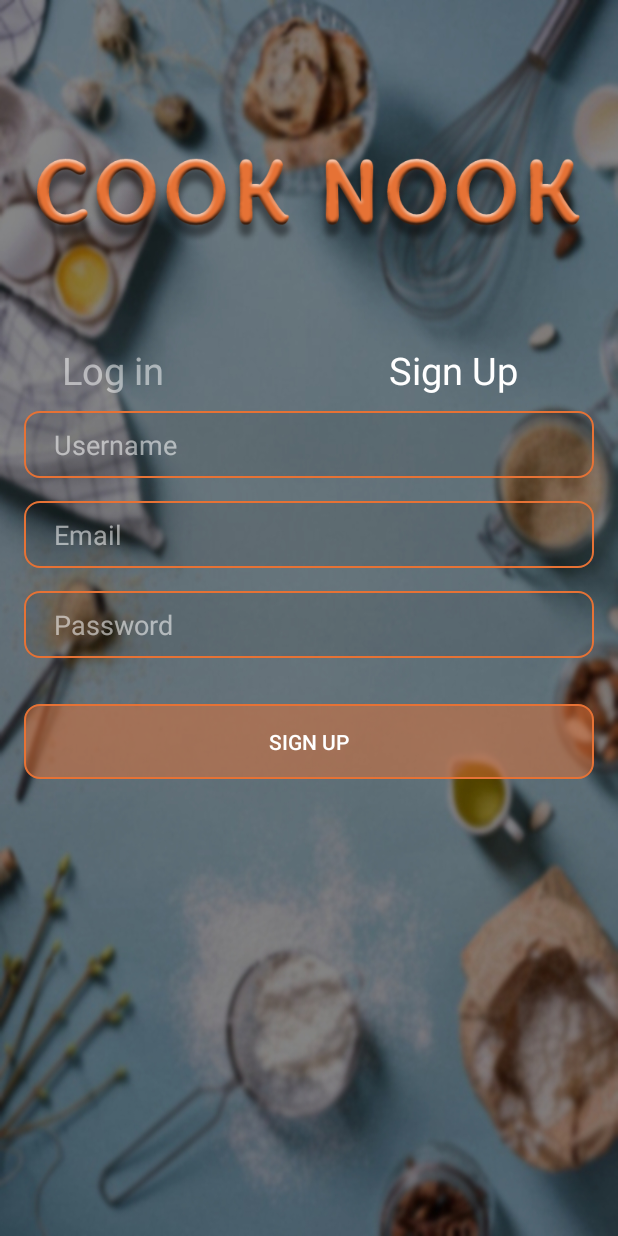
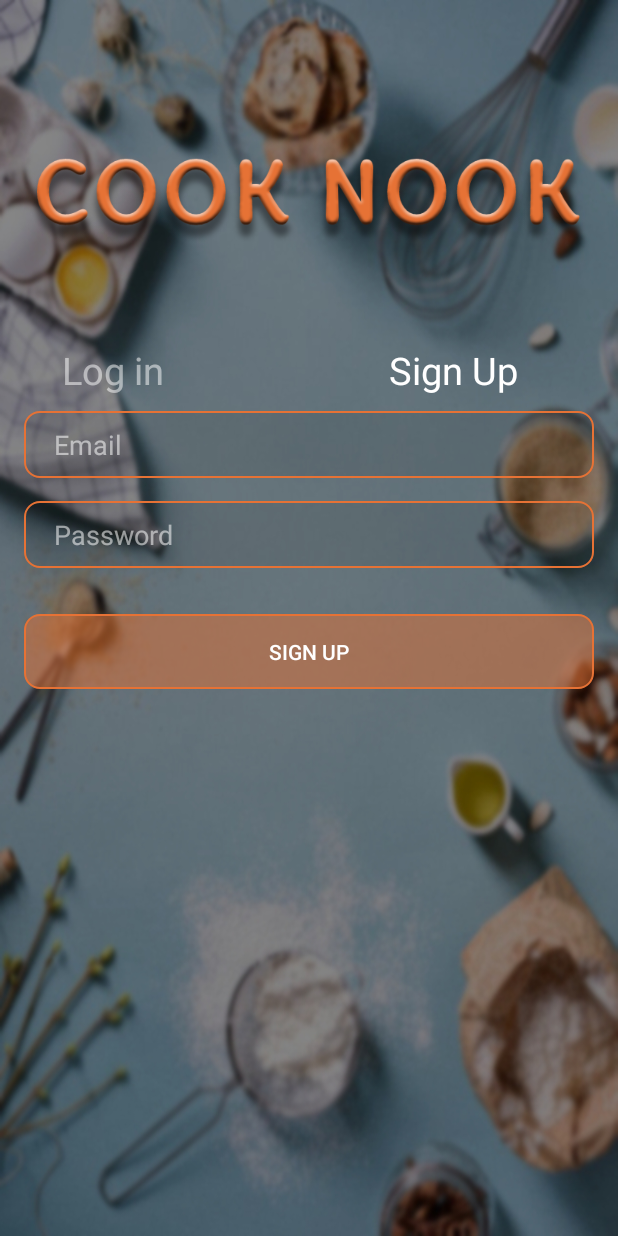
Before and after one commit to IvanaRadic/Recipes, an Android app: the SignUpActivity screen opened directly, with no data from a screen before it, on a phone screen of 412 x 824 dp. Run offline under Robolectric (Android 15) with nearby library versions, the phone set to English and light mode, and no system bars; our stand-ins replace Firebase (no records; nobody signed in at launch, a user with empty details on screens opened directly).

Commit message:
fixed some issues

```diff
--- a/app/src/main/java/com/example/recipes/SignUpActivity.kt
+++ b/app/src/main/java/com/example/recipes/SignUpActivity.kt
@@ -39,7 +39,6 @@ class SignUpActivity : AppCompatActivity() {
     }
 
     private fun validateData(){
-        username = binding.txtSignUpUsername.text.toString().trim()
         email = binding.txtSignUpEmail.text.toString().trim()
         password = binding.txtSignUpPassword.text.toString().trim()
 
--- a/app/src/main/res/layout/activity_search_recipes.xml
+++ b/app/src/main/res/layout/activity_search_recipes.xml
@@ -7,8 +7,6 @@
     android:orientation="vertical"
     tools:context=".SearchRecipesActivity"
     android:theme="@style/ActionTheme.Recipes">
-
-
 
     <androidx.recyclerview.widget.RecyclerView
         android:id="@+id/rv_recipes"
--- a/app/src/main/res/layout/activity_sign_up.xml
+++ b/app/src/main/res/layout/activity_sign_up.xml
@@ -30,46 +30,27 @@
             android:layout_height="wrap_content"
             android:text="@string/login"
             android:textColor="#83FFFFFF"
-            android:textSize="25dp"
+            android:textSize="25sp"
             android:layout_marginLeft="25dp"
             android:layout_marginRight="150dp"
             android:clickable="true"
-            />
+            android:focusable="true" />
         <TextView
             android:id="@+id/txtsignup"
             android:layout_width="match_parent"
             android:layout_height="wrap_content"
             android:text="@string/signup"
             android:textColor="@color/white"
-            android:textSize="25dp"
-
-
+            android:textSize="25sp"
             />
 
     </LinearLayout>
 
     <EditText
-        android:id="@+id/txtSignUpUsername"
-        android:layout_width="match_parent"
-        android:layout_height="wrap_content"
-        android:layout_marginBottom="15dp"
-        android:layout_marginTop="10dp"
-        android:ems="10"
-        android:hint="@string/signup_username"
-        android:inputType="textPassword"
-        android:background="@drawable/input_bg"
-        android:textColor="@color/white"
-        android:textColorHint="#8BFFFFFF"
-        android:paddingLeft="20dp"
-        android:paddingTop="10dp"
-        android:paddingBottom="10dp"
-        />
-
-
-    <EditText
         android:id="@+id/txtSignUpEmail"
         android:layout_width="match_parent"
         android:layout_height="wrap_content"
+        android:layout_marginTop="10dp"
         android:layout_marginBottom="15dp"
         android:ems="10"
         android:hint="@string/signup_email"
@@ -103,7 +84,6 @@
         android:layout_height="wrap_content"
         android:layout_marginTop="15dp"
         android:background="@drawable/button_bg"
-
         android:paddingTop="15dp"
         android:paddingBottom="15dp"
         android:text="@string/signup"
--- a/app/src/main/res/layout/add_item.xml
+++ b/app/src/main/res/layout/add_item.xml
@@ -23,7 +23,6 @@
             android:entries="@array/units"
             android:layout_width="wrap_content"
             android:layout_height="wrap_content"
-
             />
 
         <EditText
@@ -33,10 +32,5 @@
             android:ems="10"
             />
 
-
     </LinearLayout>
-
-
-
-
 </LinearLayout>
--- a/app/src/main/res/layout/delete_popup.xml
+++ b/app/src/main/res/layout/delete_popup.xml
@@ -16,10 +16,8 @@
             android:layout_width="match_parent"
             android:layout_height="wrap_content"
             android:ems="10"
-            android:hint="Recipe Name"
+            android:hint="@string/re_name"
             />
 
     </LinearLayout>
-
-
 </LinearLayout>
--- a/app/src/main/res/layout/recipe_list.xml
+++ b/app/src/main/res/layout/recipe_list.xml
@@ -25,7 +25,6 @@
             android:contentDescription="@string/recipe_img"
             android:src="@mipmap/ic_launcher_round" />
 
-
         <LinearLayout
             android:layout_width="match_parent"
             android:layout_height="match_parent"
@@ -40,13 +39,9 @@
                 android:layout_height="wrap_content"
                 android:layout_marginStart="100dp"
                 android:text="@string/txt_recipe_name"
-
                 android:textColor="@android:color/black"
                 android:textSize="20sp"
-
                 />
-
         </LinearLayout>
-
     </RelativeLayout>
 </androidx.cardview.widget.CardView>
```
Also changed, not shown: app/src/main/java/com/example/recipes/LoginActivity.kt (+0 -7 lines), app/src/main/java/com/example/recipes/RecipesActivity.kt (+0 -7 lines), app/src/main/java/com/example/recipes/ViewRecipeActivity.kt (+11 -18 lines), app/src/main/res/layout/activity_login.xml (+19 -26 lines), app/src/main/res/layout/activity_recipes.xml (+6 -6 lines), app/src/main/res/layout/activity_view_recipe.xml (+28 -21 lines), app/src/main/res/layout/ingredients_list.xml (+2 -9 lines), app/src/main/res/values/strings.xml (+15 -1 lines).
